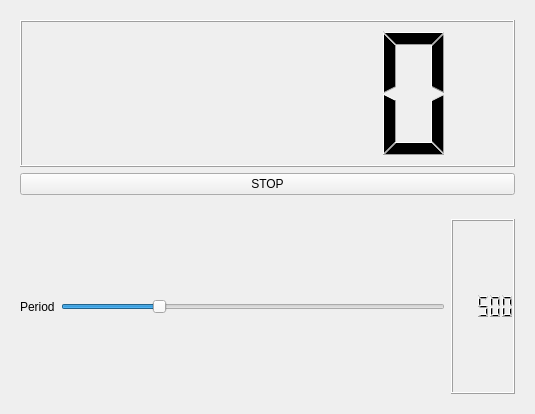
Qt form ejemplo1/counterDlg.ui (irmelchor/Robotica-2020) before a commit.
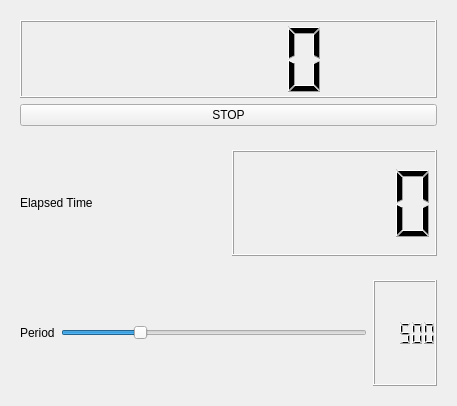
The same form after that commit.

Commit message: Version con elapsedTime

```diff
--- a/ejemplo1/counterDlg.ui
+++ b/ejemplo1/counterDlg.ui
@@ -6,8 +6,8 @@
    <rect>
     <x>0</x>
     <y>0</y>
-    <width>535</width>
-    <height>414</height>
+    <width>457</width>
+    <height>406</height>
    </rect>
   </property>
   <property name="windowTitle">
@@ -39,6 +39,22 @@
      </layout>
     </widget>
    </item>
+   <item>
+    <widget class="QWidget" name="widget_3" native="true">
+     <layout class="QHBoxLayout" name="horizontalLayout">
+      <item>
+       <widget class="QLabel" name="label_2">
+        <property name="text">
+         <string>Elapsed Time</string>
+        </property>
+       </widget>
+      </item>
+      <item>
+       <widget class="QLCDNumber" name="elapsedLcd"/>
+      </item>
+     </layout>
+    </widget>
+   </item>
    <item>
     <widget class="QWidget" name="widget" native="true">
      <layout class="QHBoxLayout" name="horizontalLayout_2">
```
Left out of the diff: 4 changed lines with no effect on the pictures. The commit also changes 24 other files.
